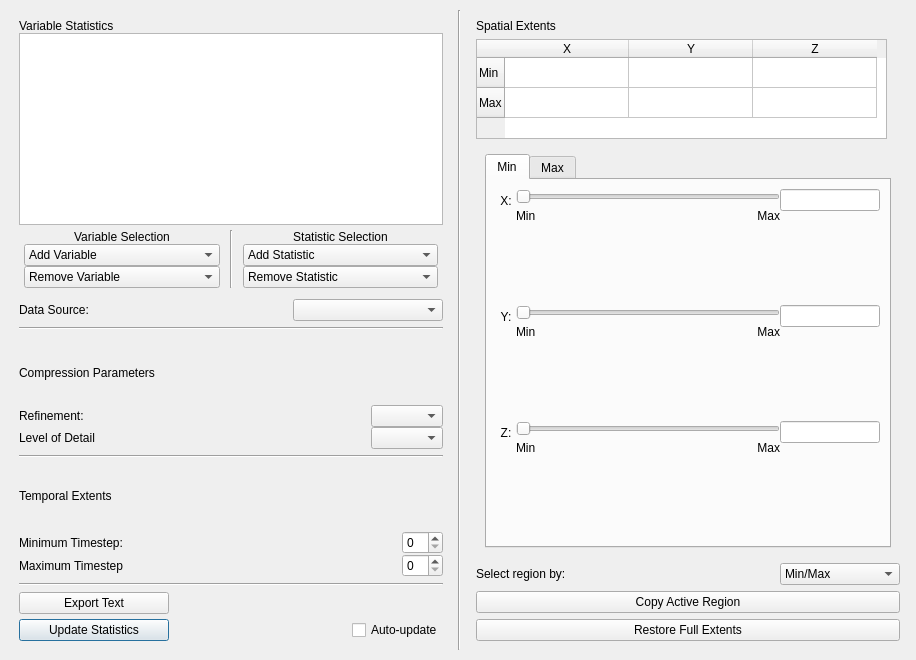
The window that apps/vaporgui/statsWindow.ui (StasJ/vapor-formatted) describes before a commit, drawn with Qt 5.
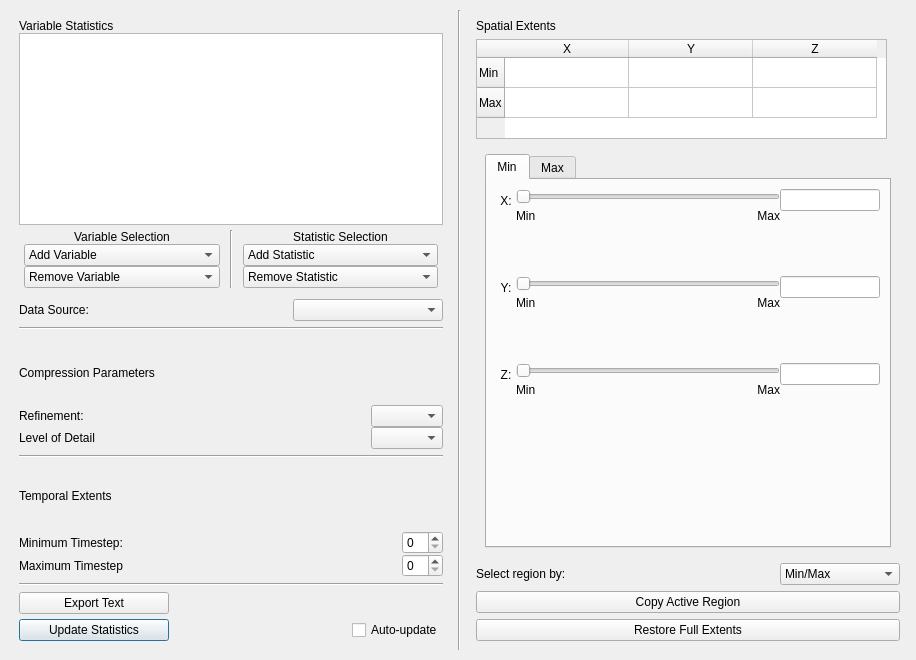
The same window after the commit.

The edit to the form file:
```diff
--- a/apps/vaporgui/statsWindow.ui
+++ b/apps/vaporgui/statsWindow.ui
@@ -1130,6 +1130,19 @@
                    </item>
                   </layout>
                  </item>
+                 <item>
+                  <spacer name="verticalSpacer_13">
+                   <property name="orientation">
+                    <enum>Qt::Vertical</enum>
+                   </property>
+                   <property name="sizeHint" stdset="0">
+                    <size>
+                     <width>20</width>
+                     <height>40</height>
+                    </size>
+                   </property>
+                  </spacer>
+                 </item>
                 </layout>
                </item>
               </layout>
```
